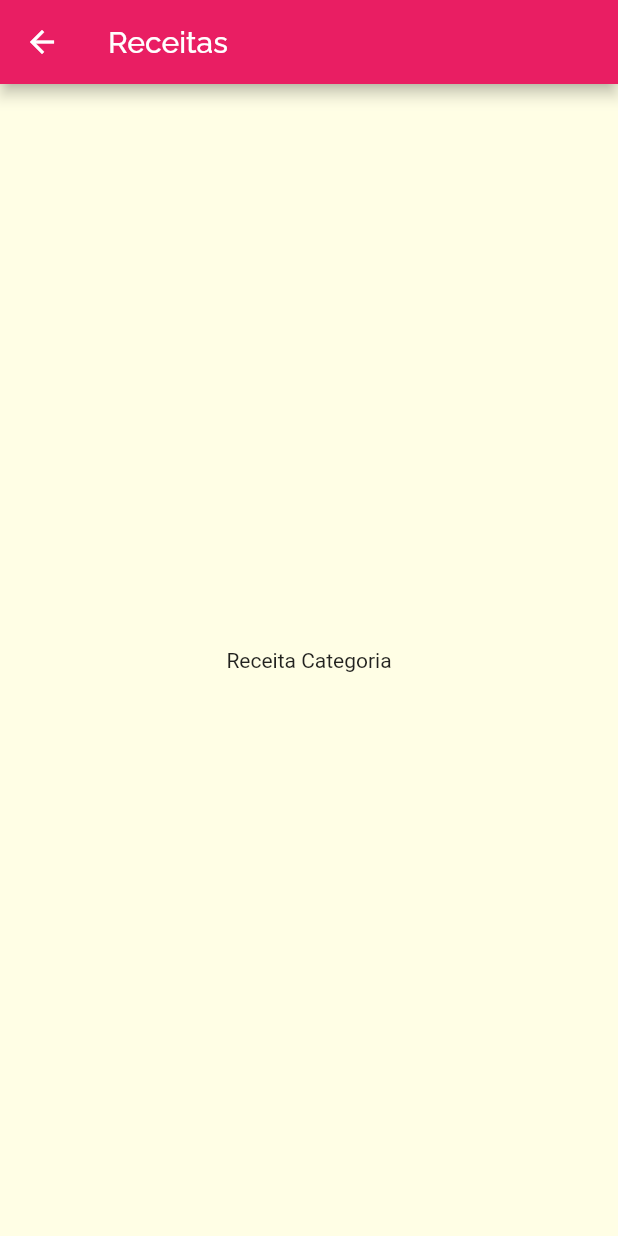
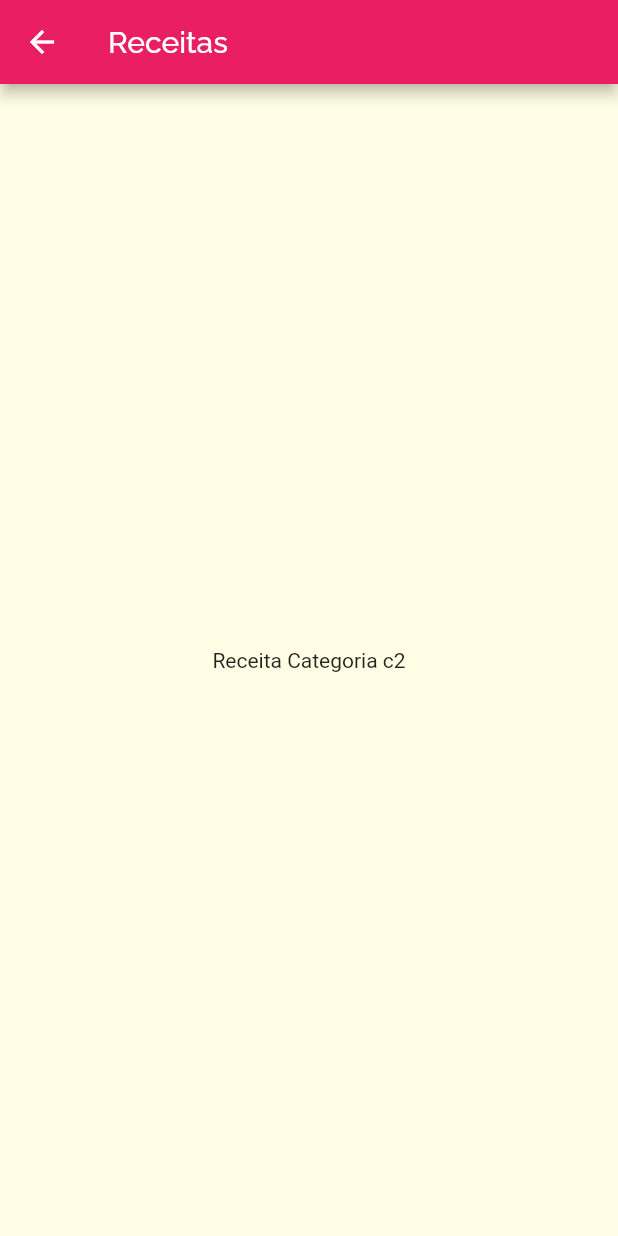
Before and after one commit to VitorL02/Meals, a Flutter app: the screen it shows after launch, after a tap on "Rápido & Fácil", on a phone screen of 412 x 824 dp. Run offline on Flutter 3.47's test engine with Material 2 defaults, Android fonts, the phone set to English and light mode, and no system bars.

Commit message:
Passando dados via construtor

```diff
--- a/lib/components/categoryItem.dart
+++ b/lib/components/categoryItem.dart
@@ -10,7 +10,7 @@ class CategoryItem extends StatelessWidget {
     //Pelo navigator ,uma pilha de telas sera criada,uma em cima da outra,assim navegando entre telas
     Navigator.of(context).push(
       MaterialPageRoute(builder: (_) {
-        return CategoriesMelsScreen();
+        return CategoriesMelsScreen(category);
       }),
     );
   }
--- a/lib/screens/categoriesMelsScreen.dart
+++ b/lib/screens/categoriesMelsScreen.dart
@@ -1,6 +1,11 @@
 import 'package:flutter/material.dart';
+import '../models/category.dart';
 
 class CategoriesMelsScreen extends StatelessWidget {
+  final Category category;
+
+  CategoriesMelsScreen(this.category);
+
   @override
   Widget build(BuildContext context) {
     return Scaffold(
@@ -8,7 +13,7 @@ class CategoriesMelsScreen extends StatelessWidget {
         title: Text('Receitas'),
       ),
       body: Center(
-        child: Text('Receita Categoria'),
+        child: Text('Receita Categoria ${category.id}'),
       ),
     );
   }
```
